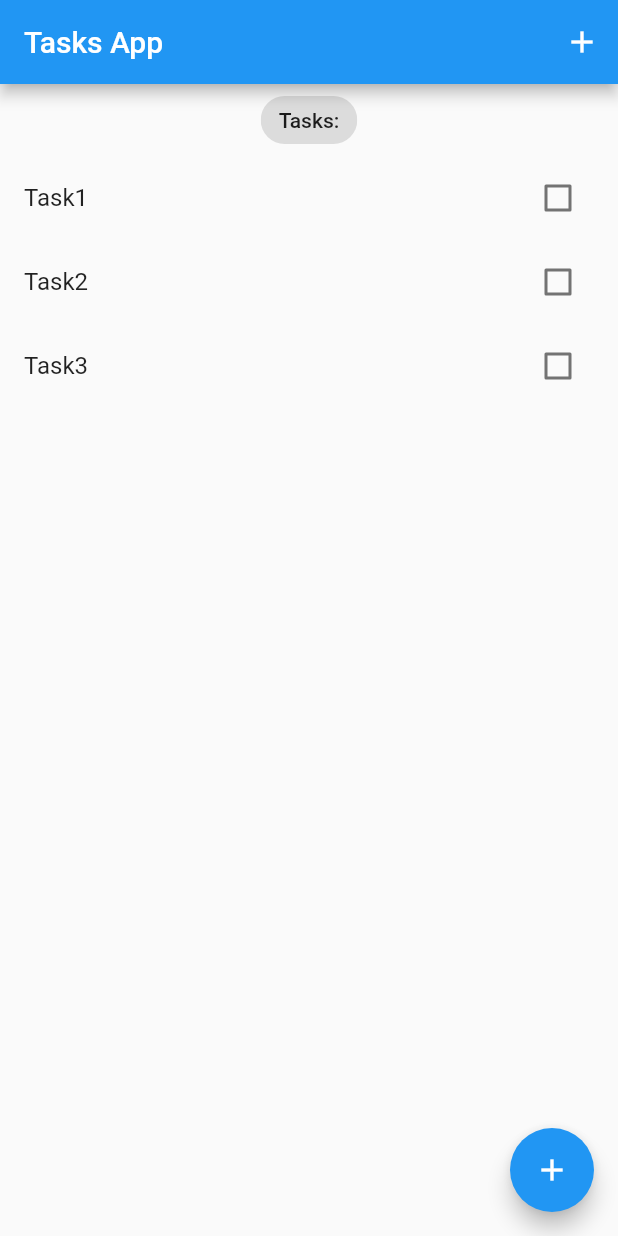
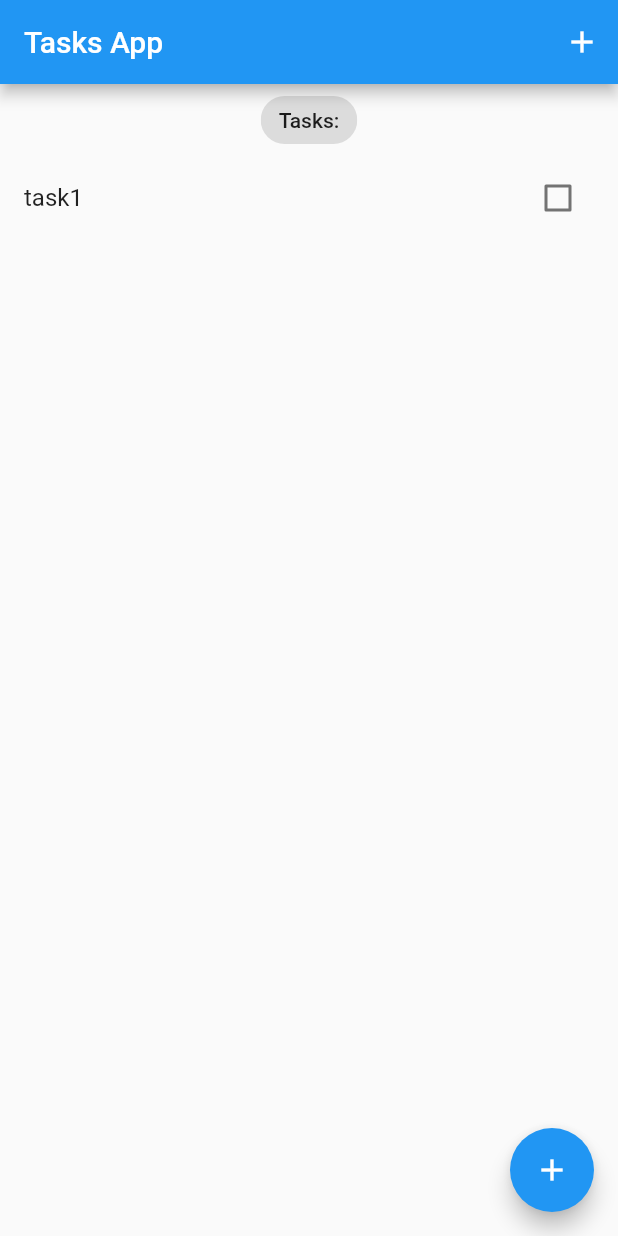
Before and after one commit to JohnGJackson0/favs-flutter, a Flutter app: the screen it shows after launch, on a phone screen of 412 x 824 dp. Run offline on Flutter 3.47's test engine with Material 2 defaults, Android fonts, the phone set to English and light mode, and no system bars; our stand-ins replace bloc, equatable, flutter_bloc.

Commit message:
feat:Add tasks

```diff
--- /dev/null
+++ b/lib/blocs/bloc/tasks_bloc.dart
@@ -0,0 +1,31 @@
+import 'package:bloc/bloc.dart';
+import 'package:equatable/equatable.dart';
+
+import '../../models/task.dart';
+
+part 'tasks_event.dart';
+part 'tasks_state.dart';
+
+class TasksBloc extends Bloc<TasksEvent, TasksState> {
+  TasksBloc() : super(const TasksState()) {
+    // event, emit
+    on<AddTask>(_onAddTask);
+    on<UpdateTask>(_onUpdateTask);
+    on<DeleteTask>(_onDeleteTask);
+  }
+
+  /*
+    .. is a cascade operator
+    list
+      ..add(color1)
+      ..add(color2)
+  */
+  void _onAddTask(AddTask event, Emitter<TasksState> emit) {
+    final state = this.state;
+    emit(TasksState(allTasks: List.from(state.allTasks)..add(event.task)));
+  }
+
+  void _onUpdateTask(UpdateTask event, Emitter<TasksState> emit) {}
+
+  void _onDeleteTask(DeleteTask event, Emitter<TasksState> emit) {}
+}
--- /dev/null
+++ b/lib/blocs/bloc/tasks_event.dart
@@ -0,0 +1,38 @@
+part of 'tasks_bloc.dart';
+
+class TasksEvent extends Equatable {
+  final List<Task> allTasks;
+  const TasksEvent({
+    this.allTasks = const <Task>[],
+  });
+
+  @override
+  List<Object> get props => [allTasks];
+}
+
+class AddTask extends TasksEvent {
+  final Task task;
+
+  const AddTask({required this.task});
+
+  @override
+  List<Object> get props => [Task];
+}
+
+class UpdateTask extends TasksEvent {
+  final Task task;
+
+  const UpdateTask({required this.task});
+
+  @override
+  List<Object> get props => [Task];
+}
+
+class DeleteTask extends TasksEvent {
+  final Task task;
+
+  const DeleteTask({required this.task});
+
+  @override
+  List<Object> get props => [Task];
+}
--- /dev/null
+++ b/lib/blocs/bloc/tasks_state.dart
@@ -0,0 +1,9 @@
+part of 'tasks_bloc.dart';
+
+class TasksState extends Equatable {
+  final List<Task> allTasks;
+  const TasksState({this.allTasks = const <Task>[]});
+
+  @override
+  List<Object> get props => [allTasks];
+}
--- /dev/null
+++ b/lib/blocs/bloc_exports.dart
@@ -0,0 +1,2 @@
+export './bloc/tasks_bloc.dart';
+export 'package:flutter_bloc/flutter_bloc.dart';
--- a/lib/main.dart
+++ b/lib/main.dart
@@ -1,9 +1,12 @@
+import 'package:favs_app/models/task.dart';
 import 'package:flutter/material.dart';
 
+import 'blocs/bloc_exports.dart';
 import 'screens/tasks_screen.dart';
 
 void main() {
-  runApp(const MyApp());
+  // ignore: deprecated_member_use
+  BlocOverrides.runZoned(() => runApp(const MyApp()));
 }
 
 class MyApp extends StatelessWidget {
@@ -12,12 +15,17 @@ class MyApp extends StatelessWidget {
   // This widget is the root of your application.
   @override
   Widget build(BuildContext context) {
-    return MaterialApp(
-      title: 'Flutter Tasks App',
-      theme: ThemeData(
-        primarySwatch: Colors.blue,
+    return BlocProvider(
+      create: (context) => TasksBloc()
+        ..add(AddTask(
+            task: Task(title: 'task1', isDone: false, isDeleted: false))),
+      child: MaterialApp(
+        title: 'Flutter Tasks App',
+        theme: ThemeData(
+          primarySwatch: Colors.blue,
+        ),
+        home: TasksScreen(),
       ),
-      home: TasksScreen(),
     );
   }
 }
--- a/lib/models/task.dart
+++ b/lib/models/task.dart
@@ -5,7 +5,6 @@ import 'package:equatable/equatable.dart';
   override == and hashCode to compare objects
   by value or extend equatable, requires final properties
 */
-
 class Task extends Equatable {
   final String title;
   final bool? isDone;
--- a/lib/screens/tasks_screen.dart
+++ b/lib/screens/tasks_screen.dart
@@ -1,17 +1,29 @@
+import 'package:favs_app/blocs/bloc_exports.dart';
 import 'package:flutter/material.dart';
 import '../models/task.dart';
+import '../widgets/tasks_lists.dart';
+import 'add_task_screen.dart';
 
 class TasksScreen extends StatelessWidget {
   TasksScreen({Key? key}) : super(key: key);
 
-  final List<Task> tasksList = [
-    Task(title: 'Task1', isDeleted: false, isDone: false),
-    Task(title: 'Task2', isDeleted: false, isDone: false),
-    Task(title: 'Task3', isDeleted: false, isDone: false)
-  ];
+  TextEditingController titleController = TextEditingController();
+
+  void _addTask(BuildContext context) {
+    showModalBottomSheet(
+        context: context,
+        builder: (context) => SingleChildScrollView(
+            child: Container(
+                padding: EdgeInsets.only(
+                    bottom: MediaQuery.of(context).viewInsets.bottom),
+                child: AddTaskScreen(titleController: titleController))));
+  }
 
   @override
   Widget build(BuildContext context) {
+    return BlocBuilder<TasksBloc, TasksState>(
+      builder: (context, state) {
+        List<Task> tasksList = state.allTasks;
         return Scaffold(
           appBar: AppBar(
             title: const Text('Tasks App'),
@@ -32,27 +44,16 @@ class TasksScreen extends StatelessWidget {
                   ),
                 ),
               ),
-          Expanded(
-            child: ListView.builder(
-              itemCount: tasksList.length,
-              itemBuilder: (context, index) {
-                return ListTile(
-                  title: Text(tasksList[index].title),
-                  trailing: Checkbox(
-                    value: tasksList[index].isDone,
-                    onChanged: (value) {},
-                  ),
-                );
-              },
-            ),
-          ),
+              TaskList(tasksList: tasksList),
             ],
           ),
           floatingActionButton: FloatingActionButton(
-        onPressed: () {},
+            onPressed: () => _addTask(context),
             tooltip: 'Add Task',
             child: const Icon(Icons.add),
           ),
         );
+      },
+    );
   }
 }
--- /dev/null
+++ b/lib/widgets/tasks_lists.dart
@@ -0,0 +1,30 @@
+import 'package:flutter/material.dart';
+import '../models/task.dart';
+
+// widgets can be seperated from scaffold
+class TaskList extends StatelessWidget {
+  const TaskList({
+    Key? key,
+    required this.tasksList,
+  }) : super(key: key);
+
+  final List<Task> tasksList;
+
+  @override
+  Widget build(BuildContext context) {
+    return Expanded(
+      child: ListView.builder(
+        itemCount: tasksList.length,
+        itemBuilder: (context, index) {
+          return ListTile(
+            title: Text(tasksList[index].title),
+            trailing: Checkbox(
+              value: tasksList[index].isDone,
+              onChanged: (value) {},
+            ),
+          );
+        },
+      ),
+    );
+  }
+}
```
Also changed, not shown: lib/screens/add_task_screen.dart (added, +50 -0 lines), 1 other file. Lines whose indentation alone changed are shown as unchanged.
